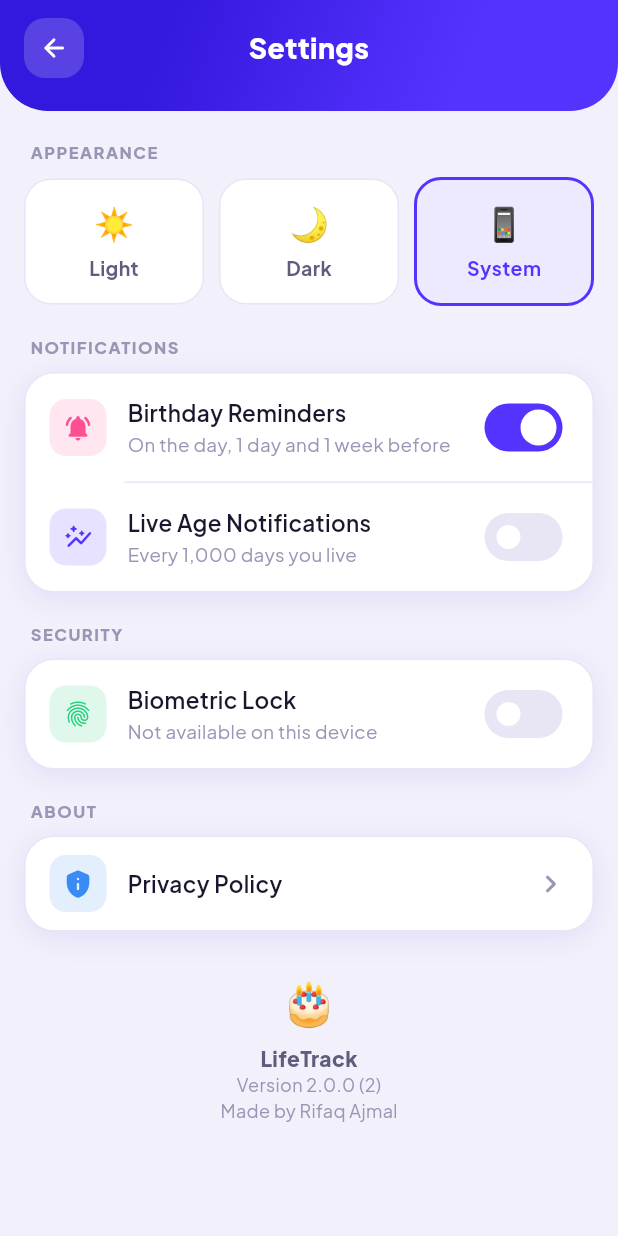
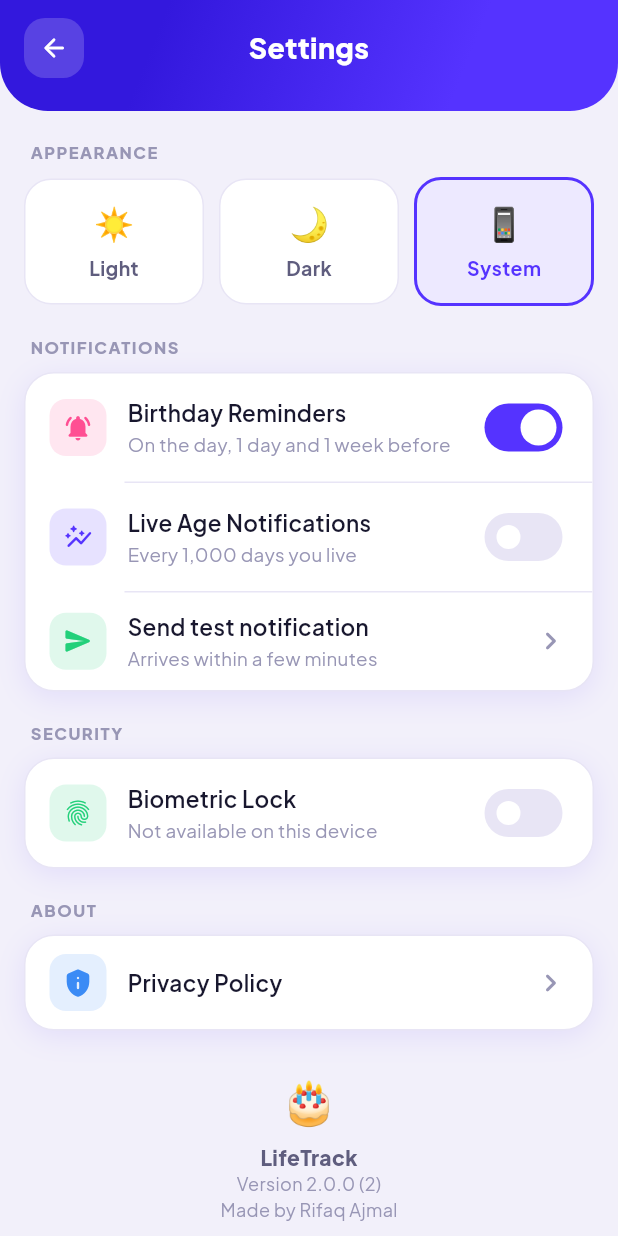
Before and after one commit to Rifaqajmal/LifeTrack-Updated, a Flutter app: the screen it shows once a user with an empty profile is signed in, item 5 of the bottom bar chosen, after a tap on the "settings" icon, on a phone screen of 412 x 824 dp. Run offline on Flutter 3.47's test engine with Material 3 defaults, Android fonts, the phone set to English and light mode, and no system bars; our stand-ins replace firebase_auth, firebase_core, firebase_database, flutter_local_notifications, hive_flutter, local_auth and 5 more; accounts and stored records are empty.

Commit message:
Add screenshots, password autofill, test notification and Project Journey in README

```diff
--- a/lib/screens/auth/login_screen.dart
+++ b/lib/screens/auth/login_screen.dart
@@ -1,4 +1,5 @@
 import 'package:flutter/material.dart';
+import 'package:flutter/services.dart';
 import '../../core/constants/app_colors.dart';
 import '../../core/constants/app_strings.dart';
 import '../../core/utils/feedback_helper.dart';
@@ -99,6 +100,9 @@ class _LoginScreenState extends State<LoginScreen> {
       } else {
         await _auth.signup(email, password, name: _nameController.text.trim());
       }
+      // Tell the phone's password manager this sign-in worked, so it can
+      // offer to save the email and password.
+      TextInput.finishAutofillContext(shouldSave: true);
       // On success the auth listener swaps this screen out by itself.
     } catch (e) {
       if (mounted) FeedbackHelper.error(context, _friendlyAuthError(e));
@@ -225,7 +229,8 @@ class _LoginScreenState extends State<LoginScreen> {
   }
 
   Widget _form(LTColors lt) {
-    return Column(
+    return AutofillGroup(
+      child: Column(
       crossAxisAlignment: CrossAxisAlignment.start,
       mainAxisSize: MainAxisSize.min,
       children: [
@@ -253,6 +258,7 @@ class _LoginScreenState extends State<LoginScreen> {
             prefixIcon: Icons.person_rounded,
             textInputAction: TextInputAction.next,
             textCapitalization: TextCapitalization.words,
+            autofillHints: const [AutofillHints.name],
             maxLength: 40,
             onSubmitted: (_) => _emailFocus.requestFocus(),
           ),
@@ -266,6 +272,7 @@ class _LoginScreenState extends State<LoginScreen> {
           prefixIcon: Icons.mail_rounded,
           keyboardType: TextInputType.emailAddress,
           textInputAction: TextInputAction.next,
+          autofillHints: const [AutofillHints.email, AutofillHints.username],
           onSubmitted: (_) => _passwordFocus.requestFocus(),
         ),
         const SizedBox(height: 16),
@@ -277,6 +284,9 @@ class _LoginScreenState extends State<LoginScreen> {
           prefixIcon: Icons.lock_rounded,
           obscureText: _obscure,
           textInputAction: TextInputAction.done,
+          autofillHints: [
+            _isLogin ? AutofillHints.password : AutofillHints.newPassword,
+          ],
           onSubmitted: (_) => _submit(),
           suffixIcon: IconButton(
             tooltip: _obscure ? 'Show password' : 'Hide password',
@@ -335,6 +345,7 @@ class _LoginScreenState extends State<LoginScreen> {
           ),
         ),
       ],
+    ),
     );
   }
 }
--- a/lib/screens/settings/settings_screen.dart
+++ b/lib/screens/settings/settings_screen.dart
@@ -8,6 +8,7 @@ import '../../core/utils/feedback_helper.dart';
 import '../../core/utils/page_transitions.dart';
 import '../../providers/settings_provider.dart';
 import '../../providers/theme_provider.dart';
+import '../../services/notification_service.dart';
 import '../../widgets/lt_icon_button.dart';
 import '../../widgets/settings_widgets.dart';
 import '../../widgets/status_bar.dart';
@@ -48,6 +49,17 @@ class _SettingsScreenState extends State<SettingsScreen> {
   Future<void> _toggleMilestones(SettingsProvider s, bool v) async {
     final ok = await s.setMilestones(v);
     if (!ok && mounted) {
+      FeedbackHelper.info(context, 'Allow notifications in phone settings');
+    }
+  }
+
+  Future<void> _sendTest() async {
+    final ok = await NotificationService.scheduleTest();
+    if (!mounted) return;
+    if (ok) {
+      FeedbackHelper.success(
+          context, 'Test sent! Close the app and wait a few minutes.');
+    } else {
       FeedbackHelper.info(context, 'Allow notifications in phone settings');
     }
   }
@@ -157,6 +169,13 @@ class _SettingsScreenState extends State<SettingsScreen> {
                           onChanged: (v) => _toggleMilestones(settings, v),
                         ),
                       ),
+                      SettingsTile(
+                        icon: Icons.send_rounded,
+                        color: AppColors.green,
+                        title: 'Send test notification',
+                        subtitle: 'Arrives within a few minutes',
+                        onTap: _sendTest,
+                      ),
                     ],
                   ),
                   const SettingsLabel('Security'),
--- a/lib/services/notification_service.dart
+++ b/lib/services/notification_service.dart
@@ -25,6 +25,9 @@ class NotificationService {
 
   /// Reserved id for the milestone notification (birthday ids stay below it).
   static const int _milestoneId = 2100000000;
+
+  /// Reserved id for the "send test notification" button.
+  static const int _testId = 2100000001;
 
   static const NotificationDetails _details = NotificationDetails(
     android: AndroidNotificationDetails(
@@ -118,6 +121,32 @@ class NotificationService {
     }
   }
 
+  /// Schedules a one-off test notification through the same path as real
+  /// reminders, so the user can confirm delivery works on their phone.
+  /// Returns false if notifications are not allowed or scheduling failed.
+  static Future<bool> scheduleTest({
+    Duration delay = const Duration(minutes: 1),
+  }) async {
+    final allowed = await requestPermission();
+    if (!allowed) return false;
+    try {
+      await _plugin.zonedSchedule(
+        _testId,
+        'LifeTrack test 🎂',
+        'Notifications work! Your birthday reminders will arrive like this.',
+        tz.TZDateTime.now(tz.local).add(delay),
+        _details,
+        androidScheduleMode: AndroidScheduleMode.inexactAllowWhileIdle,
+        uiLocalNotificationDateInterpretation:
+            UILocalNotificationDateInterpretation.absoluteTime,
+      );
+      return true;
+    } catch (e) {
+      debugPrint('Could not schedule test notification: $e');
+      return false;
+    }
+  }
+
   /// Removes every scheduled notification (used on logout).
   static Future<void> cancelAll() async {
     try {
```
Also changed, not shown: 8 other files.
